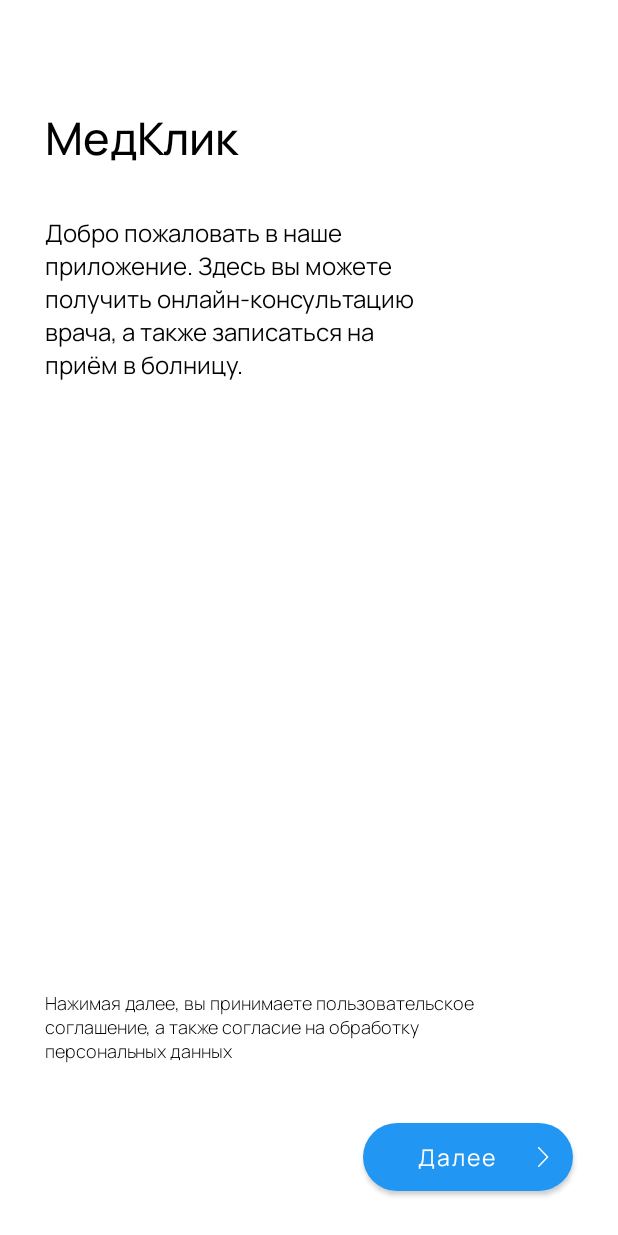
After one commit to LightHope36/MedApp, an Android app: the layout activity_main.xml on its own in the app's theme, with its tools: preview values and no code run, on a phone screen of 412 x 824 dp. The commit adds this screen. Run offline under Robolectric (Android 15) with nearby library versions, the phone set to English and light mode, and no system bars.

Commit message:
Удалены бары и анимации нормально

```diff
--- a/app/src/main/AndroidManifest.xml
+++ b/app/src/main/AndroidManifest.xml
@@ -3,6 +3,7 @@
     package="com.example.authorization">
 
     <application
+
         android:allowBackup="true"
         android:icon="@mipmap/ic_launcher"
         android:label="@string/app_name"
--- a/app/src/main/java/com/example/authorization/MainActivity.java
+++ b/app/src/main/java/com/example/authorization/MainActivity.java
@@ -14,6 +14,7 @@ public class MainActivity extends AppCompatActivity {
     @Override
     protected void onCreate(Bundle savedInstanceState) {
 
+        getSupportActionBar().hide();
         super.onCreate(savedInstanceState);
         getSupportActionBar().hide();
         setContentView(R.layout.activity_main);
@@ -24,7 +25,9 @@ public class MainActivity extends AppCompatActivity {
             @Override
             public void onClick(View v) {
                 Intent intent = new Intent(getApplicationContext(), auth2.class);
+                intent.addFlags(Intent.FLAG_ACTIVITY_NO_ANIMATION);
                 startActivity(intent);
+                overridePendingTransition(0,0);
             }
         });
 
--- a/app/src/main/java/com/example/authorization/auth2.java
+++ b/app/src/main/java/com/example/authorization/auth2.java
@@ -6,6 +6,8 @@ import android.content.Intent;
 import android.os.Bundle;
 import android.view.View;
 import android.widget.Button;
+import android.widget.RadioButton;
+import android.widget.RadioGroup;
 
 public class auth2 extends AppCompatActivity {
 
@@ -14,6 +16,8 @@ public class auth2 extends AppCompatActivity {
 
     @Override
     protected void onCreate(Bundle savedInstanceState) {
+
+        getSupportActionBar().hide();
         super.onCreate(savedInstanceState);
         setContentView(R.layout.activity_auth2);
 
@@ -24,14 +28,18 @@ public class auth2 extends AppCompatActivity {
             @Override
             public void onClick(View v) {
                 Intent intent = new Intent(getApplicationContext(), auth3.class);
+                intent.addFlags(Intent.FLAG_ACTIVITY_NO_ANIMATION);
                 startActivity(intent);
+                overridePendingTransition(0,0);
             }
         });
         back1.setOnClickListener(new View.OnClickListener() {
             @Override
             public void onClick(View v) {
                 Intent intent = new Intent(getApplicationContext(), MainActivity.class);
+                intent.addFlags(Intent.FLAG_ACTIVITY_NO_ANIMATION);
                 startActivity(intent);
+                overridePendingTransition(0,0);
             }
         });
     }
--- a/app/src/main/java/com/example/authorization/auth3.java
+++ b/app/src/main/java/com/example/authorization/auth3.java
@@ -15,6 +15,8 @@ public class auth3 extends AppCompatActivity {
 
     @Override
     protected void onCreate(Bundle savedInstanceState) {
+
+        getSupportActionBar().hide();
         super.onCreate(savedInstanceState);
         setContentView(R.layout.activity_auth3);
 
@@ -25,14 +27,18 @@ public class auth3 extends AppCompatActivity {
             @Override
             public void onClick(View v) {
                 Intent intent = new Intent(getApplicationContext(), auth4.class);
+                intent.addFlags(Intent.FLAG_ACTIVITY_NO_ANIMATION);
                 startActivity(intent);
+                overridePendingTransition(0,0);
             }
         });
         back2.setOnClickListener(new View.OnClickListener() {
             @Override
             public void onClick(View v) {
                 Intent intent = new Intent(getApplicationContext(), auth2.class);
+                intent.addFlags(Intent.FLAG_ACTIVITY_NO_ANIMATION);
                 startActivity(intent);
+                overridePendingTransition(0,0);
             }
         });
     }
--- a/app/src/main/java/com/example/authorization/auth4.java
+++ b/app/src/main/java/com/example/authorization/auth4.java
@@ -13,6 +13,8 @@ public class auth4 extends AppCompatActivity {
 
     @Override
     protected void onCreate(Bundle savedInstanceState) {
+
+        getSupportActionBar().hide();
         super.onCreate(savedInstanceState);
         setContentView(R.layout.activity_auth4);
 
@@ -22,7 +24,9 @@ public class auth4 extends AppCompatActivity {
             @Override
             public void onClick(View v) {
                 Intent intent = new Intent(getApplicationContext(), auth3.class);
+                intent.addFlags(Intent.FLAG_ACTIVITY_NO_ANIMATION);
                 startActivity(intent);
+                overridePendingTransition(0,0);
             }
         });
     }
--- a/app/src/main/res/layout/activity_auth2.xml
+++ b/app/src/main/res/layout/activity_auth2.xml
@@ -118,7 +118,7 @@
             app:srcCompat="@drawable/ic_gos_logo" />
 
         <RadioButton
-            android:id="@+id/radioButton"
+            android:id="@+id/radioButton1"
             android:layout_width="107dp"
             android:layout_height="38dp"
             android:layout_marginStart="15dp"
--- /dev/null
+++ b/app/src/main/res/layout/activity_main.xml
@@ -0,0 +1,70 @@
+<?xml version="1.0" encoding="utf-8"?>
+<androidx.constraintlayout.widget.ConstraintLayout xmlns:android="http://schemas.android.com/apk/res/android"
+    xmlns:app="http://schemas.android.com/apk/res-auto"
+    xmlns:tools="http://schemas.android.com/tools"
+    android:layout_width="match_parent"
+    android:layout_height="match_parent"
+    android:background="@color/white"
+    tools:ignore="ExtraText">
+    tools:context=".MainActivity">
+
+
+    <TextView
+        android:id="@+id/textView3"
+        android:layout_width="wrap_content"
+        android:layout_height="wrap_content"
+        android:layout_marginStart="30dp"
+        android:layout_marginTop="71dp"
+        android:text="@string/app_name"
+        android:textColor="#000000"
+        android:textSize="30sp"
+        android:fontFamily="@font/manrope_medium"
+        app:layout_constraintStart_toStartOf="parent"
+        app:layout_constraintTop_toTopOf="parent" />
+
+    <TextView
+        android:id="@+id/textView"
+        android:layout_width="251dp"
+        android:layout_height="wrap_content"
+        android:layout_marginStart="30dp"
+        android:layout_marginTop="144dp"
+        android:text="@string/Приветсвие_описание"
+        android:textColor="#000000"
+        android:textSize="16sp"
+        android:fontFamily="@font/manrope_regular"
+        app:layout_constraintStart_toStartOf="parent"
+        app:layout_constraintTop_toTopOf="parent" />
+
+    <TextView
+        android:id="@+id/textView2"
+        android:layout_width="300dp"
+        android:layout_height="wrap_content"
+        android:layout_marginStart="30dp"
+        android:layout_marginBottom="115dp"
+        android:text="@string/Обработка_ПД"
+        android:textColor="#000000"
+        android:textSize="12sp"
+        android:fontFamily="@font/manrope_light"
+        app:layout_constraintBottom_toBottomOf="parent"
+        app:layout_constraintStart_toStartOf="parent" />
+
+    <Button
+        android:id="@+id/next_btn"
+        android:layout_width="140dp"
+        android:layout_height="45dp"
+        android:layout_marginEnd="30dp"
+        android:layout_marginBottom="30dp"
+        android:background="@drawable/btn1"
+        android:drawableEnd="@drawable/ic_next"
+        android:fontFamily="@font/manrope_regular"
+        android:text="@string/Далее"
+        android:textAllCaps="false"
+        android:textColor="#FFFFFF"
+        android:textSize="15sp"
+        app:backgroundTint="@color/btnStartColor"
+        app:backgroundTintMode="src_in"
+        app:layout_constraintBottom_toBottomOf="parent"
+        app:layout_constraintEnd_toEndOf="parent" />
+
+
+</androidx.constraintlayout.widget.ConstraintLayout>
```
Also changed, not shown: app/src/main/res/layout/activity_auth3.xml (line endings or trailing spaces), app/src/main/res/layout/activity_auth4.xml (line endings or trailing spaces).
